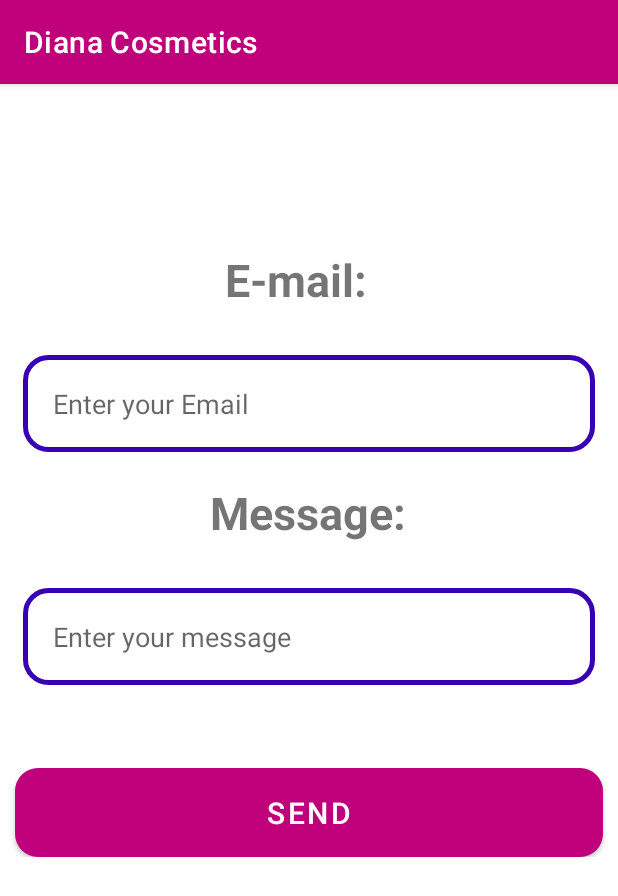
After one commit to VibhushaSingappuli/CosmeticsStore, an Android app: the EnqInsertData screen opened directly, with no data from a screen before it, on a phone screen of 412 x 824 dp. The commit adds this screen. Shown: the top 896 px of the screen. Run offline under Robolectric (Android 15) with nearby library versions, the phone set to English and light mode, and no system bars.

Commit message:
Add activity_enq_insert_data.xml

```diff
--- a/app/src/main/AndroidManifest.xml
+++ b/app/src/main/AndroidManifest.xml
@@ -1,6 +1,6 @@
 <?xml version="1.0" encoding="utf-8"?>
 <manifest xmlns:android="http://schemas.android.com/apk/res/android"
-    package="com.mad2021june.dianacosmetics" >
+    package="com.mad2021june.dianacosmetics">
 
     <application
         android:allowBackup="true"
@@ -8,33 +8,27 @@
         android:label="@string/app_name"
         android:roundIcon="@mipmap/ic_launcher_round"
         android:supportsRtl="true"
-        android:theme="@style/Theme.DianaCosmetics" >
-
-        <activity android:name=".MainActivity" >
-            <intent-filter>
-                <action android:name="android.intent.action.MAIN" />
-
-                <category android:name="android.intent.category.LAUNCHER" />
-            </intent-filter>
-
-        </activity>
-
-        <activity android:name=".HomeActivity"
-
-            android:theme="@style/Theme.DianaCosmetics.NoActionBar" >
+        android:theme="@style/Theme.DianaCosmetics">
+        <activity android:name=".EnqInsertData"></activity>
+        <activity android:name=".MainActivity">
             <intent-filter>
                 <action android:name="android.intent.action.MAIN" />
 
                 <category android:name="android.intent.category.LAUNCHER" />
             </intent-filter>
         </activity>
+        <activity
+            android:name=".HomeActivity"
+            android:theme="@style/Theme.DianaCosmetics.NoActionBar">
+            <intent-filter>
+                <action android:name="android.intent.action.MAIN" />
 
+                <category android:name="android.intent.category.LAUNCHER" />
+            </intent-filter>
+        </activity>
         <activity android:name=".AdminAddNewProductActivity" />
         <activity android:name=".RegisterActivity" />
         <activity android:name=".LoginActivity" />
-
-
-
     </application>
 
 </manifest>
--- /dev/null
+++ b/app/src/main/java/com/mad2021june/dianacosmetics/EnqInsertData.java
@@ -0,0 +1,14 @@
+package com.mad2021june.dianacosmetics;
+
+import androidx.appcompat.app.AppCompatActivity;
+
+import android.os.Bundle;
+
+public class EnqInsertData extends AppCompatActivity {
+
+    @Override
+    protected void onCreate(Bundle savedInstanceState) {
+        super.onCreate(savedInstanceState);
+        setContentView(R.layout.activity_enq_insert_data);
+    }
+}
--- /dev/null
+++ b/app/src/main/res/layout/activity_enq_insert_data.xml
@@ -0,0 +1,88 @@
+<?xml version="1.0" encoding="utf-8"?>
+<androidx.constraintlayout.widget.ConstraintLayout xmlns:android="http://schemas.android.com/apk/res/android"
+    xmlns:app="http://schemas.android.com/apk/res-auto"
+    xmlns:tools="http://schemas.android.com/tools"
+    android:layout_width="match_parent"
+    android:layout_height="match_parent"
+    tools:context=".EnqInsertData">
+
+    <LinearLayout
+        android:id="@+id/linearLayout"
+        android:layout_width="match_parent"
+        android:layout_height="match_parent"
+        android:orientation="vertical"
+        app:layout_constraintBottom_toBottomOf="parent"
+        app:layout_constraintTop_toTopOf="parent"
+        tools:layout_editor_absoluteX="16dp">
+
+        <TextView
+            android:id="@+id/textView3"
+            android:layout_width="match_parent"
+            android:layout_height="wrap_content"
+            android:text="@string/e_mail"
+            android:textSize="30sp"
+            android:textStyle="bold"
+            android:layout_marginTop="110dp"
+            android:layout_marginRight="120dp"
+            android:layout_marginLeft="150dp"
+            android:layout_marginBottom="20dp"/>
+
+        <EditText
+            android:id="@+id/edtName"
+            android:layout_width="match_parent"
+            android:layout_height="wrap_content"
+            android:layout_marginLeft="15dp"
+            android:inputType="textEmailAddress"
+            android:layout_marginTop="10dp"
+            android:layout_marginRight="15dp"
+            android:layout_marginBottom="20dp"
+            android:background="@drawable/input_design"
+            android:hint="@string/enterName"
+            android:padding="20dp" />
+
+        <TextView
+            android:id="@+id/textView4"
+            android:layout_width="match_parent"
+            android:layout_height="wrap_content"
+            android:text="@string/message"
+            android:textSize="30sp"
+            android:textStyle="bold"
+            android:layout_marginRight="5dp"
+            android:layout_marginLeft="140dp"
+            android:layout_marginBottom="20dp"/>
+
+        <EditText
+            android:id="@+id/edtMessage"
+            android:layout_width="match_parent"
+            android:layout_height="wrap_content"
+            android:layout_marginTop="10dp"
+            android:layout_marginBottom="20dp"
+            android:background="@drawable/input_design"
+            android:hint="@string/enterMessage"
+            android:padding="20dp"
+            android:layout_marginRight="15dp"
+            android:layout_marginLeft="15dp"/>
+
+        <LinearLayout
+            android:layout_width="match_parent"
+            android:layout_height="wrap_content"
+            android:orientation="vertical">
+
+            <Button
+                android:id="@+id/btnSend"
+                android:layout_width="match_parent"
+                android:layout_height="wrap_content"
+                android:layout_marginLeft="10dp"
+                android:layout_marginTop="35dp"
+                android:layout_marginRight="10dp"
+                android:layout_weight="1"
+                android:background="@drawable/buttons"
+                android:padding="10dp"
+                android:text="@string/send"
+                android:textSize="20dp" />
+
+        </LinearLayout>
+
+    </LinearLayout>
+
+</androidx.constraintlayout.widget.ConstraintLayout>
--- a/app/src/main/res/values/strings.xml
+++ b/app/src/main/res/values/strings.xml
@@ -52,4 +52,18 @@
     <string name="menu_home">Home</string>
     <string name="menu_gallery">Gallery</string>
     <string name="menu_slideshow">Slideshow</string>
+
+    <!-- viraj-->
+    <string name="delete">Delete</string>
+    <string name="send">Send</string>
+    <string name="user_list">Enquires List</string>
+    <string name="update">Update</string>
+    <string name="enterName">Enter your Email</string>
+    <string name="enterMessage">Enter your message</string>
+    <string name="e_mail">E-mail:</string>
+    <string name="message">Message:</string>
+    <string name="add">Add</string>
+    <string name="save">Save</string>
+    <string name="title_activity_main2">MainActivity</string>
+    <string name="reply">Reply</string>
 </resources>
```
